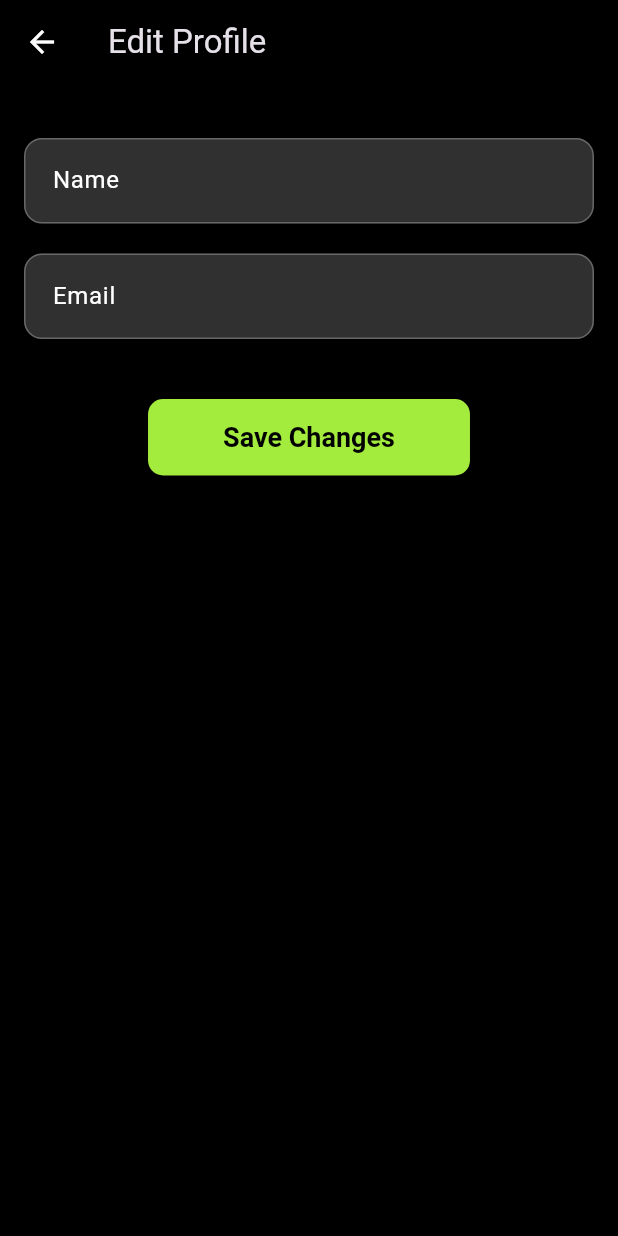
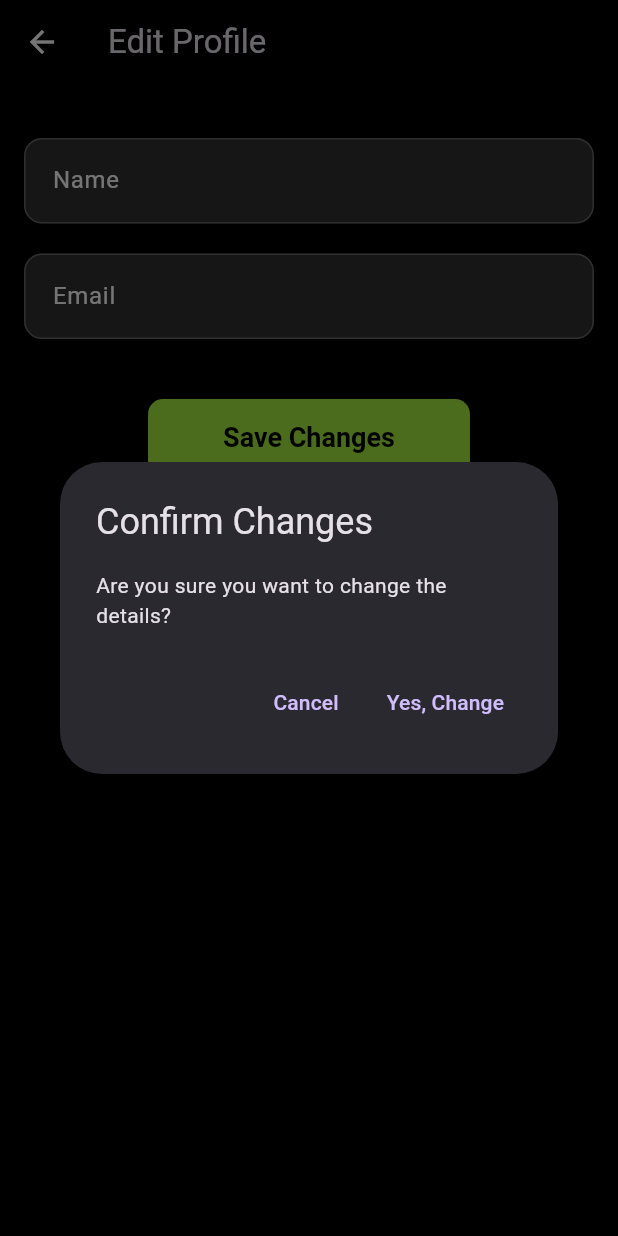
Before and after one commit to Moin1323/gym_mate, a Flutter app: the ProfileEditView screen opened directly, after a tap on "Save Changes", on a phone screen of 412 x 824 dp. Run offline on Flutter 3.47's test engine with Material 3 defaults, Android fonts, the phone set to English and light mode, and no system bars; our stand-ins replace cloud_firestore, firebase_auth, firebase_core, firebase_messaging, flutter_local_notifications, fluttertoast and 4 more; accounts and stored records are empty; Roboto replaces fonts that are missing (Satoshi).

Commit message:
INIT : DESIGN, EDIT_ACCOUNT, CENTERLIZATION | dsign updated, edit_account_page updated, api call centerlized

```diff
--- a/lib/res/routes/app_routes.dart
+++ b/lib/res/routes/app_routes.dart
@@ -4,7 +4,6 @@ import 'package:gym_mate/res/routes/routes_name.dart';
 import 'package:gym_mate/view/auth/login/login_view.dart';
 import 'package:gym_mate/view/auth/signup/signup_view.dart';
 import 'package:gym_mate/view/dashboard/bottom_navigation_bar.dart';
-import 'package:gym_mate/view/dashboard/home/home_view.dart';
 import 'package:gym_mate/view/splash/splash_view.dart';
 
 class AppRoutes {
@@ -28,12 +27,6 @@ class AppRoutes {
           transition: Transition.leftToRightWithFade,
         ),
         GetPage(
-          name: RoutesName.homeView,
-          page: () => const HomeView(),
-          transitionDuration: const Duration(milliseconds: 250),
-          transition: Transition.leftToRightWithFade,
-        ),
-        GetPage(
           name: RoutesName.bottomNavigationBar,
           page: () => const BottomNavigationbar(),
           transitionDuration: const Duration(milliseconds: 250),
--- a/lib/res/routes/routes_name.dart
+++ b/lib/res/routes/routes_name.dart
@@ -2,6 +2,5 @@ class RoutesName {
   static const String splashScreen = '/splash_screen';
   static const String loginView = '/login_view';
   static const String signUpView = '/signup_view';
-  static const String homeView = '/home_view';
   static const String bottomNavigationBar = '/bottom_navigation_bar';
 }
--- a/lib/res/theme/app_theme.dart
+++ b/lib/res/theme/app_theme.dart
@@ -4,9 +4,9 @@ import 'package:gym_mate/res/colors/app_colors.dart';
 
 class AppThemes {
   static void setStatusBarStyle() {
-    SystemChrome.setSystemUIOverlayStyle(SystemUiOverlayStyle(
+    SystemChrome.setSystemUIOverlayStyle(const SystemUiOverlayStyle(
       statusBarIconBrightness: Brightness.light,
-      statusBarColor: AppColors.background,
+      statusBarColor: Colors.transparent,
     ));
   }
 
--- a/lib/view/auth/profile_/ProfileEditView.dart
+++ b/lib/view/auth/profile_/ProfileEditView.dart
@@ -3,6 +3,7 @@ import 'package:get/get.dart';
 import 'package:gym_mate/res/colors/app_colors.dart';
 import 'package:gym_mate/res/components/custom_text_field.dart';
 import 'package:gym_mate/view_models/controller/profile_controller.dart';
+import 'package:gym_mate/res/routes/routes_name.dart';
 
 class ProfileEditView extends StatelessWidget {
   final ProfileController profileController = Get.put(ProfileController());
@@ -68,8 +69,39 @@ class ProfileEditView extends StatelessWidget {
             const SizedBox(height: 40),
             Center(
               child: ElevatedButton(
-                onPressed: () {
-                  profileController.updateProfile();
+                onPressed: () async {
+                  // Show confirmation dialog before updating
+                  bool? confirmChange = await Get.dialog<bool>(
+                    AlertDialog(
+                      title: const Text('Confirm Changes'),
+                      content: const Text(
+                          'Are you sure you want to change the details?'),
+                      actions: [
+                        TextButton(
+                          onPressed: () => Get.back(result: false),
+                          child: const Text('Cancel'),
+                        ),
+                        TextButton(
+                          onPressed: () => Get.back(result: true),
+                          child: const Text('Yes, Change'),
+                        ),
+                      ],
+                    ),
+                  );
+
+                  if (confirmChange == true) {
+                    // Optional: Close any currently active snackbar
+                    if (Get.isSnackbarOpen) {
+                      Get.closeCurrentSnackbar();
+                    }
+
+                    // Call the updateProfile method from the ProfileController
+                    await profileController.updateProfile();
+
+                    // Refresh the app by navigating to the initial screen (replace '/home_view' with your main screen route)
+                    Get.offAllNamed(RoutesName
+                        .bottomNavigationBar); // Adjust the route name as necessary
+                  }
                 },
                 style: ElevatedButton.styleFrom(
                   padding:
--- a/lib/view/dashboard/settings/settings_view.dart
+++ b/lib/view/dashboard/settings/settings_view.dart
@@ -99,11 +99,11 @@ class _SettingsViewState extends State<SettingsView> {
                             trailingIcon: Icons.chevron_right,
                             destinationScreen: ForgotPasswordView(),
                           ),
-                          AccountTile(
+                          const AccountTile(
                             accountName: 'Notifications',
                             leadingIcon: Icons.notifications,
                             trailingIcon: Icons.chevron_right,
-                            destinationScreen: const NotificationsView(),
+                            destinationScreen: NotificationsView(),
                           ),
                           AccountTile(
                             accountName: 'Log out',
```
Also changed, not shown: lib/view/auth/login/login_view.dart (+7 -0 lines), lib/view/dashboard/bottom_navigation_bar.dart (+21 -5 lines), lib/view/dashboard/home/home_view.dart (+5 -4 lines), lib/view/dashboard/search/search_view.dart (+8 -2 lines), lib/view/splash/splash_view.dart (+11 -2 lines).
